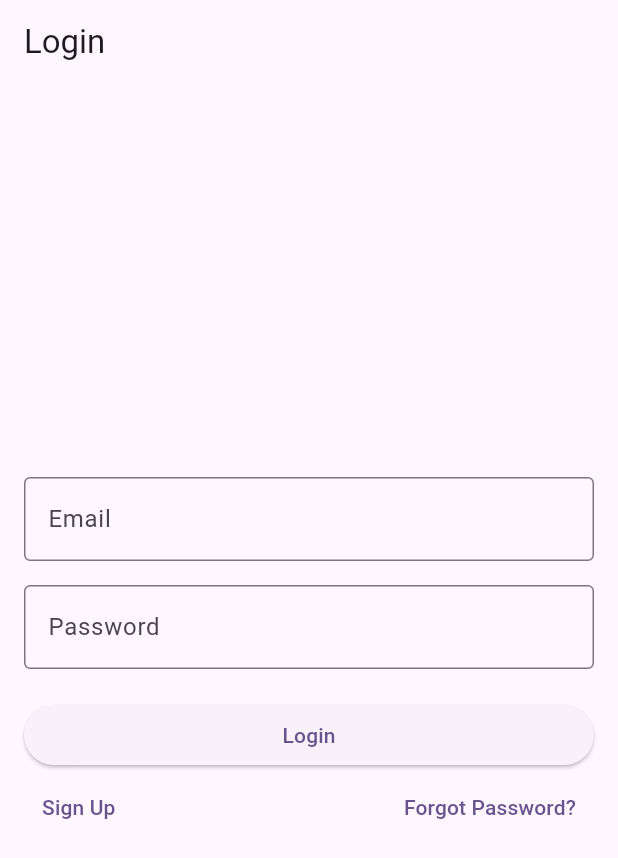
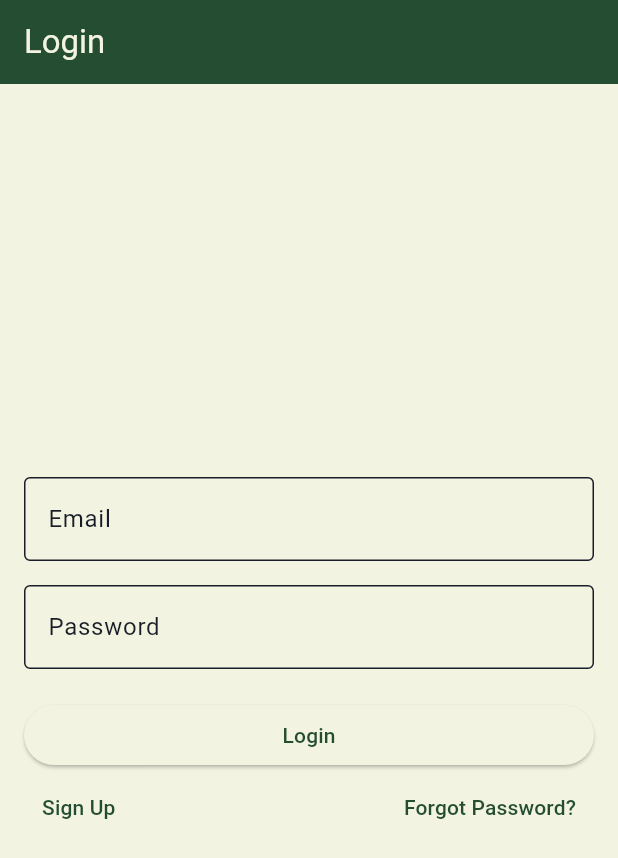
Before and after one commit to JerryKu01/Scooter-Safety-Application, a Flutter app: the screen it shows after launch, on a phone screen of 412 x 824 dp. Shown: the top 858 px of the screen. Run offline on Flutter 3.47's test engine with Material 3 defaults, Android fonts, the phone set to English and light mode, and no system bars; our stand-ins replace cloud_firestore, firebase_auth, firebase_core, flutter_map, google_fonts, latlong2 and 1 more; accounts and stored records are empty; generated files the repository leaves out were written again.

Commit message:
Color Scheme Updated

```diff
--- a/lib/main.dart
+++ b/lib/main.dart
@@ -4,19 +4,22 @@ import 'package:scooter_safety_application/MapPage.dart';
 import 'package:scooter_safety_application/SplashScreen.dart';
 import 'package:scooter_safety_application/firebase_options.dart';
 
-void main() async{
+void main() async {
   WidgetsFlutterBinding.ensureInitialized();
   await Firebase.initializeApp();
   runApp(const MyApp());
-
 }
 
 class MyApp extends StatelessWidget {
   const MyApp({super.key});
+
+  // Define your custom colors
   static final Color primaryColor = Color(0xFF254D32);
   static final Color secondaryColor = Color(0xFF69B578);
   static final Color surfaceColor = Color(0xFFF2F4E1);
   static final Color accentColor = Color(0xFF181D27);
+
+  // Create a custom ColorScheme
   static final ColorScheme scheme = ColorScheme(
     brightness: Brightness.light,
     primary: primaryColor,
@@ -25,18 +28,32 @@ class MyApp extends StatelessWidget {
     onSecondary: accentColor,
     error: Colors.red,
     onError: Colors.white,
+    background: surfaceColor,
+    onBackground: accentColor,
     surface: surfaceColor,
-      onSurface: accentColor
+    onSurface: accentColor,
   );
 
-  // This widget is the root of your application.
+  // Build the MaterialApp with the custom ThemeData
   @override
   Widget build(BuildContext context) {
     return MaterialApp(
-      title: 'Flutter Demo',
+      title: 'Scooter Safety Application',
       theme: ThemeData(
-        colorScheme: ColorScheme.fromSeed(seedColor: Colors.deepPurple),
+        colorScheme: scheme,
+        // Optionally, set other theme properties
+        // that use the color scheme
         useMaterial3: true,
+        appBarTheme: AppBarTheme(
+          backgroundColor: scheme.primary,
+          foregroundColor: scheme.onPrimary,
+        ),
+        scaffoldBackgroundColor: scheme.background,
+        textTheme: TextTheme(
+          bodyMedium: TextStyle(color: scheme.onBackground),
+          bodySmall: TextStyle(color: scheme.onBackground),
+        ),
+        // You can define more theme properties as needed
       ),
       home: SplashScreen(),
     );
```
Lines whose indentation alone changed are shown as unchanged.
